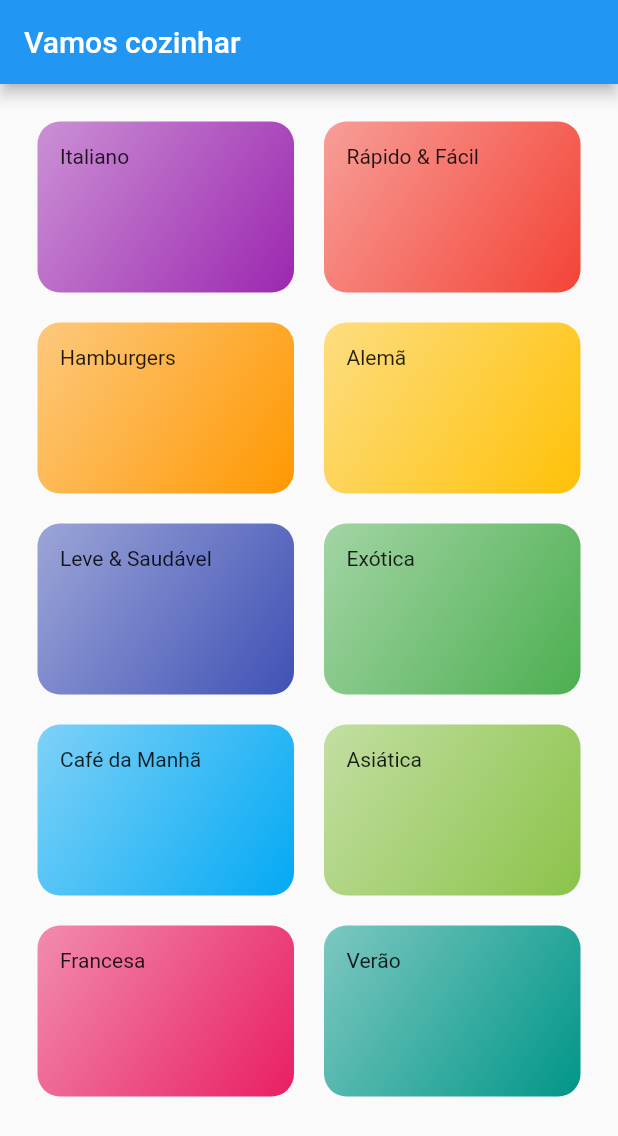
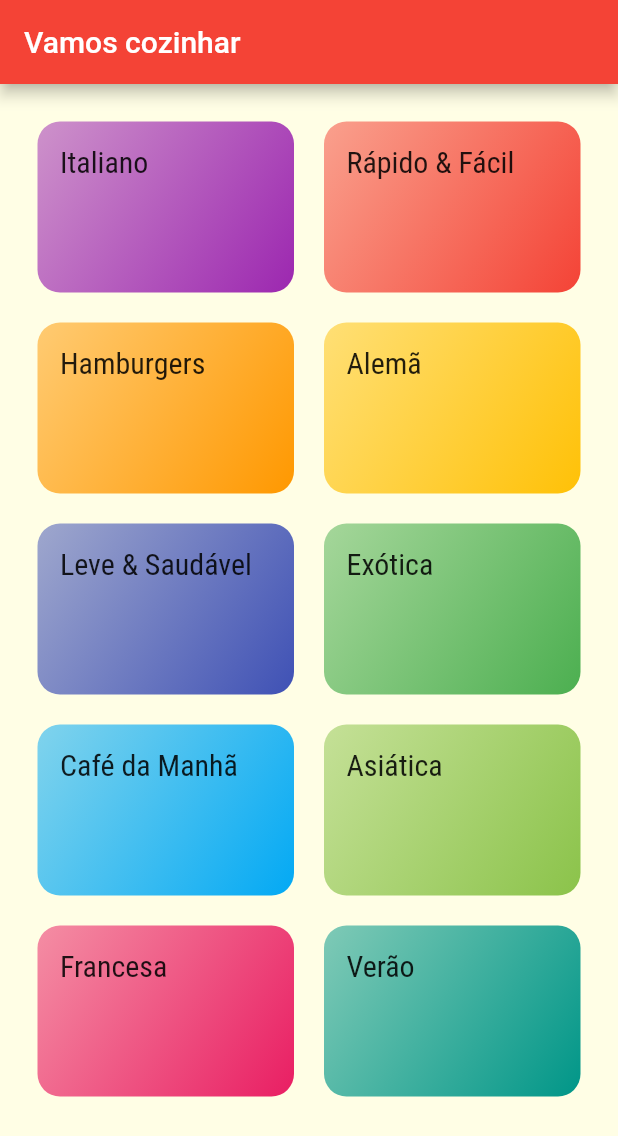
Before and after one commit to carvalhoms/meals, a Flutter app: the screen it shows after launch, on a phone screen of 412 x 824 dp. Shown: the top 1136 px of the screen. Run offline on Flutter 3.47's test engine with Material 2 defaults, Android fonts, the phone set to English and light mode, and no system bars.

Commit message:
Croando Thema e aplicando as fonts

```diff
--- a/lib/components/category_item.dart
+++ b/lib/components/category_item.dart
@@ -9,7 +9,10 @@ class CategoryItem extends StatelessWidget {
   Widget build(BuildContext context) {
     return Container(
       padding: const EdgeInsets.all(15),
-      child: Text(category.title),
+      child: Text(
+        category.title,
+        style: Theme.of(context).textTheme.bodyText1,
+      ),
       decoration: BoxDecoration(
           borderRadius: BorderRadius.circular(15),
           gradient: LinearGradient(
--- a/lib/main.dart
+++ b/lib/main.dart
@@ -12,7 +12,19 @@ class MyApp extends StatelessWidget {
     return MaterialApp(
       title: 'DeliMeals',
       theme: ThemeData(
-        primarySwatch: Colors.blue,
+        colorScheme: ColorScheme.fromSwatch(
+          primarySwatch: Colors.red,
+        ).copyWith(
+          secondary: Colors.amber,
+        ),
+        fontFamily: 'Releway',
+        canvasColor: const Color.fromRGBO(255, 254, 229, 1),
+        textTheme: ThemeData.light().textTheme.copyWith(
+              bodyText1: const TextStyle(
+                fontSize: 20,
+                fontFamily: 'RobotoCondensed',
+              ),
+            ),
       ),
       home: const CategoriesScreen(),
     );
```
